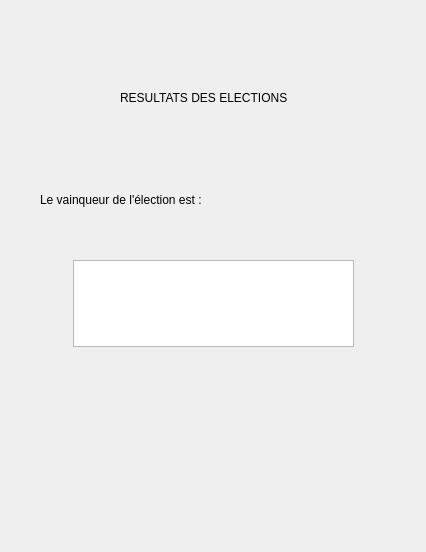
enst-abstention/votesAlternatifsTD5_SimporeLemaitre, file Codes/biblio/ui/results.ui: the form before one commit.
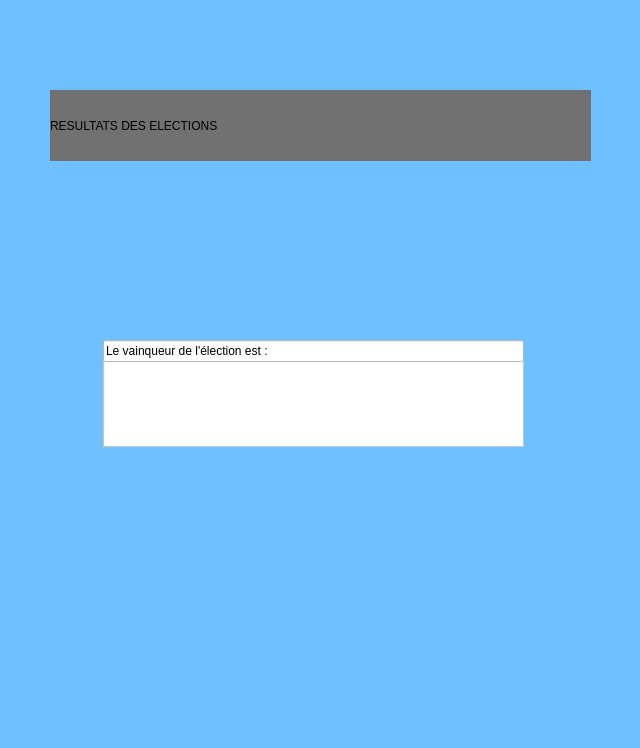
The form after the commit.

Diff of the .ui file:
```diff
--- a/Codes/biblio/ui/results.ui
+++ b/Codes/biblio/ui/results.ui
@@ -6,48 +6,68 @@
    <rect>
     <x>0</x>
     <y>0</y>
-    <width>426</width>
-    <height>552</height>
+    <width>640</width>
+    <height>748</height>
    </rect>
   </property>
   <property name="windowTitle">
    <string>Dialog</string>
   </property>
-  <widget class="QLabel" name="labelResult">
+  <property name="styleSheet">
+   <string notr="true">background-color: rgb(110, 192, 255);</string>
+  </property>
+  <widget class="QLabel" name="label">
    <property name="geometry">
     <rect>
-     <x>120</x>
+     <x>50</x>
      <y>90</y>
-     <width>171</width>
-     <height>16</height>
+     <width>541</width>
+     <height>71</height>
     </rect>
    </property>
+   <property name="styleSheet">
+    <string notr="true">color: rgb(0, 0, 0);
+alternate-background-color: rgb(93, 93, 93);
+background-color: rgb(113, 113, 113);
+font: 8pt &quot;Kristen ITC&quot;;
+font: 20pt &quot;Kristen ITC&quot;;
+</string>
+   </property>
    <property name="text">
     <string>RESULTATS DES ELECTIONS</string>
    </property>
   </widget>
-  <widget class="QLabel" name="label">
+  <widget class="QTextEdit" name="textEditResults">
    <property name="geometry">
     <rect>
-     <x>40</x>
-     <y>190</y>
-     <width>191</width>
-     <height>20</height>
-    </rect>
-   </property>
-   <property name="text">
-    <string>Le vainqueur de l'élection est :</string>
-   </property>
-  </widget>
-  <widget class="QTextEdit" name="textEditResult">
-   <property name="geometry">
-    <rect>
-     <x>73</x>
-     <y>260</y>
-     <width>281</width>
+     <x>103</x>
+     <y>360</y>
+     <width>421</width>
      <height>87</height>
     </rect>
    </property>
+   <property name="styleSheet">
+    <string notr="true">background-color: rgb(255, 255, 255);</string>
+   </property>
+  </widget>
+  <widget class="QLineEdit" name="lineEdit">
+   <property name="geometry">
+    <rect>
+     <x>103</x>
+     <y>340</y>
+     <width>421</width>
+     <height>22</height>
+    </rect>
+   </property>
+   <property name="styleSheet">
+    <string notr="true">background-color: rgb(255, 255, 255);</string>
+   </property>
+   <property name="text">
+    <string>Le vainqueur de l'élection est :</string>
+   </property>
+   <property name="readOnly">
+    <bool>true</bool>
+   </property>
   </widget>
  </widget>
  <resources/>
```
Left out of the diff: 4 changed lines with no effect on the pictures.
